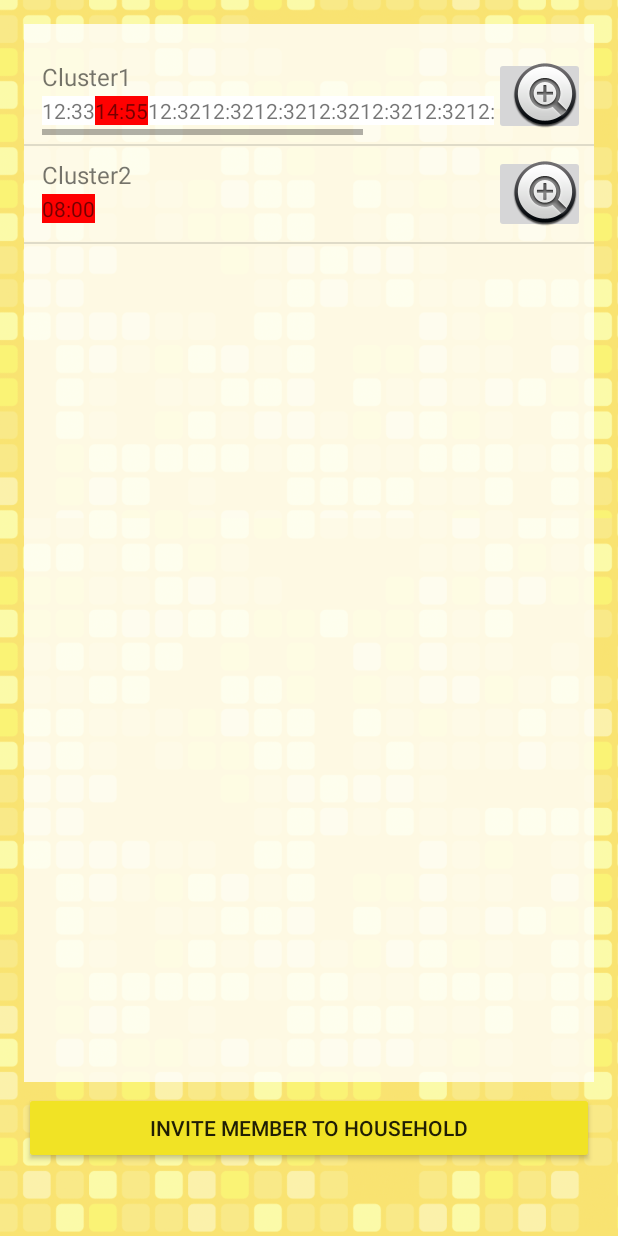
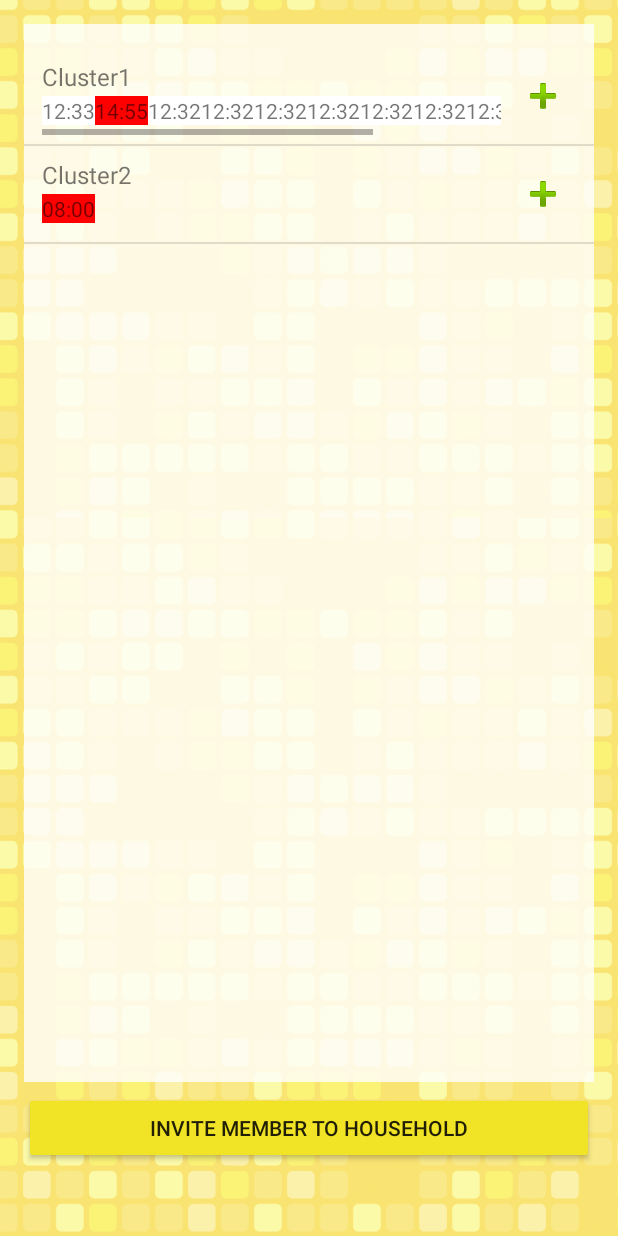
Before and after one commit to renuo/hack-zurich-2016, an Android app: the HouseholdActivity screen opened directly, with no data from a screen before it, on a phone screen of 412 x 824 dp. Run offline under Robolectric (Android 15) with nearby library versions, the phone set to English and light mode, and no system bars.

Commit message:
change plus button

```diff
--- a/app/src/main/res/layout/list_row.xml
+++ b/app/src/main/res/layout/list_row.xml
@@ -18,9 +18,8 @@
         android:layout_width="wrap_content"
         android:layout_height="wrap_content"
         android:layout_alignParentRight="true"
-        android:backgroundTint="@color/zxing_transparent"
-        android:paddingRight="-40px"
-        android:src="@android:drawable/btn_plus" />
+        android:backgroundTint="#00000000"
+        android:src="@android:drawable/ic_input_add" />
 
     <android.support.v7.widget.RecyclerView
         android:id="@+id/timerListView"
```
